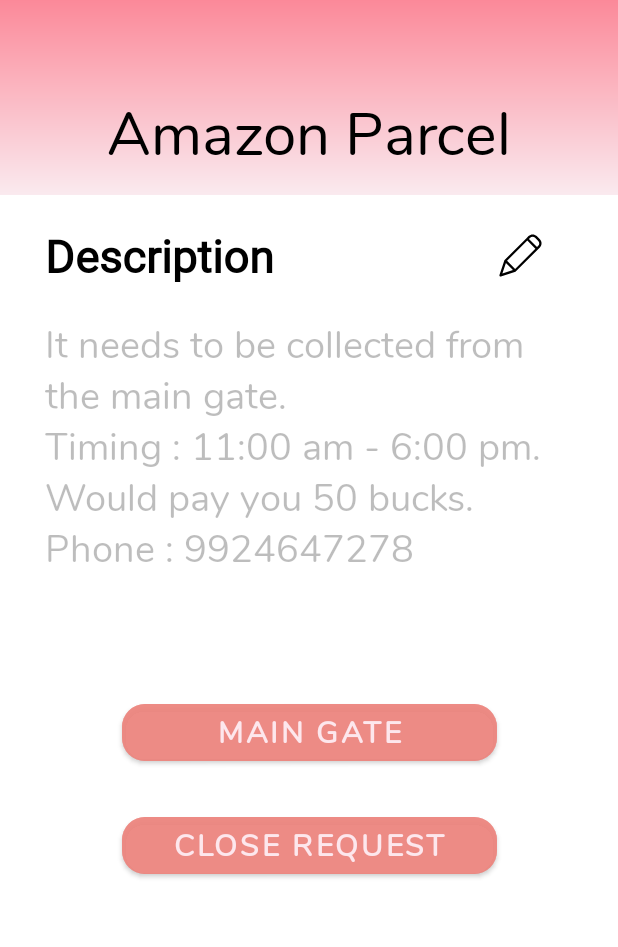
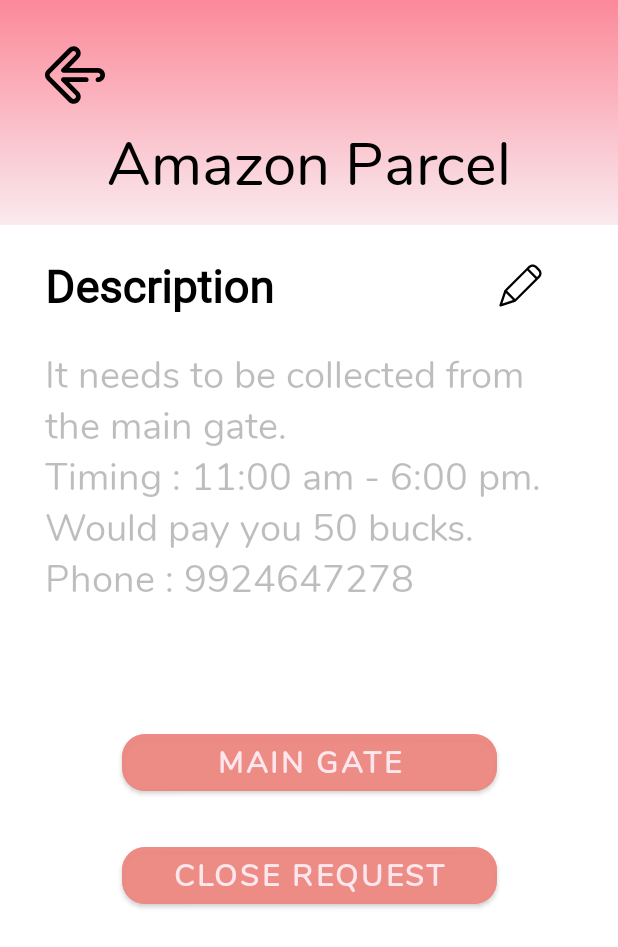
Before and after one commit to CodeChefVIT/Jobber-App, an Android app: the LiveRequestsActivity screen opened directly, with no data from a screen before it, on a phone screen of 412 x 824 dp. Shown: the top 947 px of the screen. Run offline under Robolectric (Android 15) with nearby library versions, the light colour scheme and no system bars.

Commit message:
Added button functions

```diff
--- a/App/Jobber/app/src/main/java/com/codechefvit/jobber/LiveRequestFragment.java
+++ b/App/Jobber/app/src/main/java/com/codechefvit/jobber/LiveRequestFragment.java
@@ -31,7 +31,7 @@
     private RecyclerView recyclerView;
     private RequestsAdapter requestsAdapter;
     private RecyclerView.LayoutManager layoutManager;
-    private String[] ids;
+    private int[] ids;
     private int[] images;
     private String[] head;
     private String[] location;
@@ -74,7 +74,7 @@
 
         View view=inflater.inflate(R.layout.fragment_live_request, container, false);
 
-        ids=new String[] {"1","2","3"};
+        ids=new int[] {1,2,3};
         images=new int[] {R.drawable.prf1,R.drawable.prf2,R.drawable.prf3};
         head=new String[] {"Amazon Parcel","Flipkart Parcel","Amazon Parcel"};
         location=new String[] {"D-Annexe","Main Gate","L-Block"};
--- a/App/Jobber/app/src/main/java/com/codechefvit/jobber/LiveRequestsActivity.java
+++ b/App/Jobber/app/src/main/java/com/codechefvit/jobber/LiveRequestsActivity.java
@@ -6,6 +6,8 @@
 import android.view.View;
 import android.widget.Button;
 import android.widget.EditText;
+import android.widget.ImageView;
+import android.widget.TextView;
 
 import com.google.android.material.button.MaterialButton;
 
@@ -16,23 +18,35 @@
         super.onCreate(savedInstanceState);
         setContentView(R.layout.activity_live_requests);
 
-        String id=getIntent().getStringExtra("Request ID");
-        if(id=="1" || id=="2" || id=="3")
+        findViewById(R.id.liverequestback).setOnClickListener(new View.OnClickListener() {
+            @Override
+            public void onClick(View v) {
+                LiveRequestsActivity.super.onBackPressed();
+            }
+        });
+
+        ImageView edit=findViewById(R.id.editdesc);
+        MaterialButton button=findViewById(R.id.close);
+        final MaterialButton btn=findViewById(R.id.save);
+        TextView compl=findViewById(R.id.completion);
+        EditText editText=findViewById(R.id.requestDesc);
+
+        int id=getIntent().getIntExtra("Request ID",0);
+        if(id==1 || id==2 || id==3)
         {
-            findViewById(R.id.editdesc).setVisibility(View.INVISIBLE);
-            MaterialButton button=findViewById(R.id.close);
-            button.setText("Save Changes");
-            findViewById(R.id.completion).setVisibility(View.INVISIBLE);
-            EditText editText=findViewById(R.id.requestDesc);
+            edit.setVisibility(View.GONE);
+            compl.setVisibility(View.GONE);
+            button.setVisibility(View.GONE);
+            btn.setVisibility(View.GONE);
             editText.setFocusable(false);
-            editText.setEnabled(false);
+            editText.setEnabled(true);
             editText.setCursorVisible(false);
         }
         else
         {
-            findViewById(R.id.editdesc).setVisibility(View.VISIBLE);
-            findViewById(R.id.completion).setVisibility(View.INVISIBLE);
-            EditText editText=findViewById(R.id.requestDesc);
+            edit.setVisibility(View.VISIBLE);
+            compl.setVisibility(View.INVISIBLE);
+            btn.setVisibility(View.GONE);
             editText.setFocusable(false);
             editText.setEnabled(false);
             editText.setCursorVisible(false);
@@ -49,9 +63,10 @@
                 @Override
                 public void onClick(View v) {
                     EditText editText=findViewById(R.id.requestDesc);
-                    editText.setFocusable(true);
+                    editText.setFocusableInTouchMode(true);
                     editText.setEnabled(true);
                     editText.setCursorVisible(true);
+                    btn.setVisibility(View.VISIBLE);
                 }
             });
         }
--- a/App/Jobber/app/src/main/java/com/codechefvit/jobber/MyRequestFragment.java
+++ b/App/Jobber/app/src/main/java/com/codechefvit/jobber/MyRequestFragment.java
@@ -31,7 +31,7 @@
     private RecyclerView recyclerView;
     private RequestsAdapter requestsAdapter;
     private RecyclerView.LayoutManager layoutManager;
-    private String[] ids;
+    private int[] ids;
     private int[] images;
     private String[] head;
     private String[] location;
@@ -73,7 +73,7 @@
         // Inflate the layout for this fragment
         View view= inflater.inflate(R.layout.fragment_my_request, container, false);
 
-        ids=new String[] {"4","5"};
+        ids=new int[] {4,5};
         images=new int[] {R.drawable.prof,R.drawable.prof};
         head=new String[] {"Amazon Parcel","Flipkart Parcel"};
         location=new String[] {"D-Annexe","Main Gate"};
--- a/App/Jobber/app/src/main/res/layout/activity_live_requests.xml
+++ b/App/Jobber/app/src/main/res/layout/activity_live_requests.xml
@@ -9,7 +9,7 @@
     <TextView
         android:id="@+id/liverequesttop"
         android:layout_width="match_parent"
-        android:layout_height="130dp"
+        android:layout_height="150dp"
         app:layout_constraintTop_toTopOf="parent"
         android:background="@drawable/textfieldbackground"/>
 
@@ -23,9 +23,9 @@
         android:textAlignment="center"
         android:textColor="@android:color/black"
         android:textSize="40sp"
-        app:layout_constraintTop_toTopOf="parent"
+        app:layout_constraintTop_toBottomOf="@+id/liverequestback"
         app:layout_constraintStart_toStartOf="parent"
-        android:layout_marginTop="60dp"
+        android:layout_marginTop="10dp"
         tools:layout_editor_absoluteX="16dp" />
 
     <ImageView
@@ -72,6 +72,23 @@
         android:maxLines="8"
         android:minLines="4"
         android:scrollbars="vertical"/>
+
+    <com.google.android.material.button.MaterialButton
+        android:id="@+id/save"
+        android:layout_width="100dp"
+        android:layout_height="50dp"
+        android:backgroundTint="@color/buttonBackground"
+        android:fontFamily="@font/nunito"
+        android:text="Save"
+        android:textColor="#FDE7ED"
+        android:textSize="20dp"
+        android:textStyle="bold"
+        app:cornerRadius="15dp"
+        app:layout_constraintEnd_toEndOf="parent"
+        app:layout_constraintTop_toBottomOf="@+id/requestDesc"
+        android:layout_marginTop="20dp"
+        android:layout_marginEnd="25dp"
+        android:layout_marginRight="25dp" />
 
     <com.google.android.material.button.MaterialButton
         android:id="@+id/location"
@@ -124,5 +141,16 @@
         android:gravity="center_horizontal"
         app:layout_constraintBottom_toBottomOf="parent"/>
 
+    <ImageView
+        android:id="@+id/liverequestback"
+        android:layout_width="40dp"
+        android:layout_height="40dp"
+        app:srcCompat="@drawable/ic_back"
+        app:layout_constraintTop_toTopOf="parent"
+        app:layout_constraintStart_toStartOf="parent"
+        android:layout_marginTop="30dp"
+        android:layout_marginStart="30dp"
+        android:layout_marginLeft="30dp" />
+
 
 </androidx.constraintlayout.widget.ConstraintLayout>
--- a/App/Jobber/app/src/main/res/layout/fragment_live_request.xml
+++ b/App/Jobber/app/src/main/res/layout/fragment_live_request.xml
@@ -3,7 +3,8 @@
     xmlns:tools="http://schemas.android.com/tools"
     android:layout_width="match_parent"
     android:layout_height="match_parent"
-    tools:context=".LiveRequestFragment">
+    tools:context=".LiveRequestFragment"
+    android:clickable="true">
 
     <!-- TODO: Update blank fragment layout -->
     <androidx.recyclerview.widget.RecyclerView
--- a/App/Jobber/app/src/main/res/layout/fragment_my_request.xml
+++ b/App/Jobber/app/src/main/res/layout/fragment_my_request.xml
@@ -3,7 +3,8 @@
     xmlns:tools="http://schemas.android.com/tools"
     android:layout_width="match_parent"
     android:layout_height="match_parent"
-    tools:context=".MyRequestFragment">
+    tools:context=".MyRequestFragment"
+    android:clickable="true">
 
     <!-- TODO: Update blank fragment layout -->
     <androidx.recyclerview.widget.RecyclerView
```
Also changed, not shown: App/Jobber/app/src/main/java/com/codechefvit/jobber/CreateRequestActivity.java (+8 -0 lines), App/Jobber/app/src/main/java/com/codechefvit/jobber/ProfileActivity.java (+8 -0 lines), App/Jobber/app/src/main/java/com/codechefvit/jobber/RequestsAdapter.java (+8 -6 lines), App/Jobber/app/src/main/res/layout/activity_create_request.xml (+16 -3 lines), App/Jobber/app/src/main/res/layout/activity_login.xml (+3 -14 lines), App/Jobber/app/src/main/res/layout/activity_profile.xml (+9 -9 lines), App/Jobber/app/src/main/res/layout/activity_signup.xml (+2 -15 lines).
